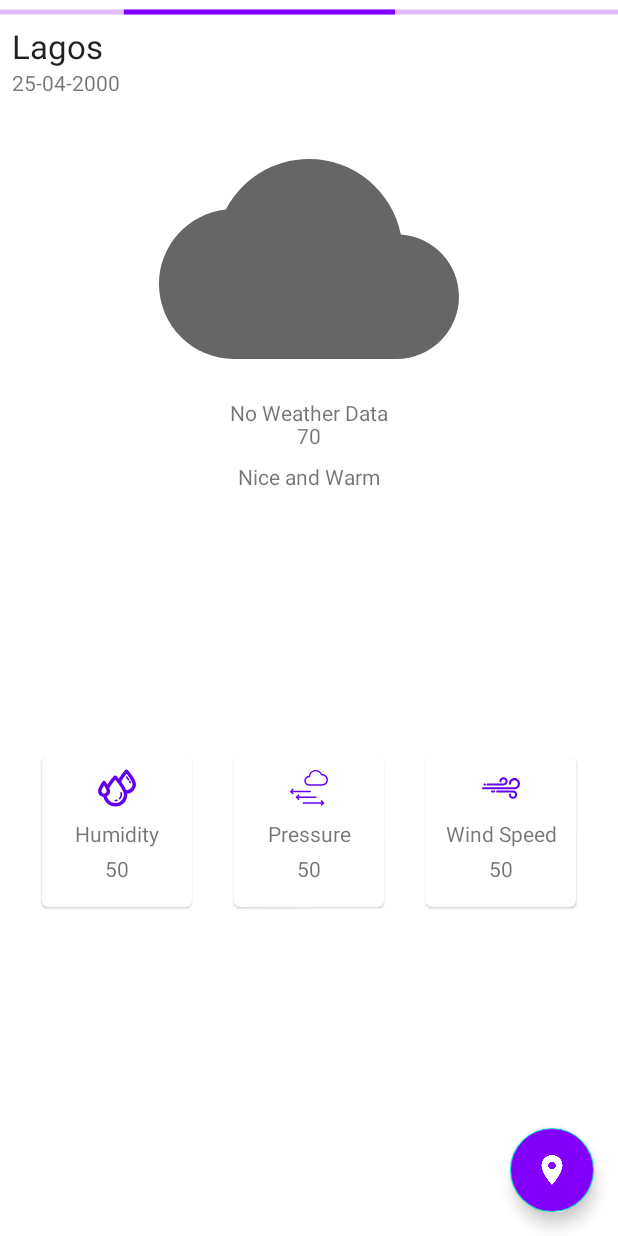
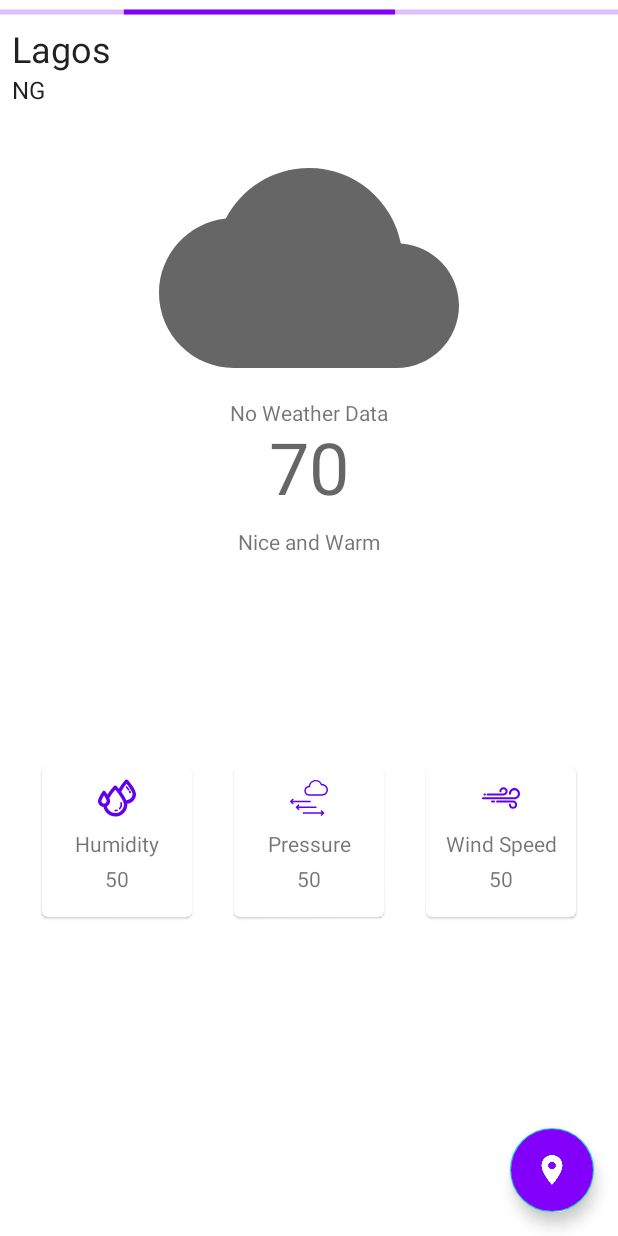
Before and after one commit to rhodeon/WeatherSage, an Android app: the layout fragment_current_forecast.xml on its own in the app's theme, with its tools: preview values and no code run, on a phone screen of 412 x 824 dp. Run offline under Robolectric (Android 15) with nearby library versions, the phone set to English and light mode, and no system bars.

Commit message:
Added country code to the current weather model. Further restructured current weather UI, changing date to country code.

```diff
--- a/app/src/main/java/com/rhodeon/weathersage/api/CurrentWeather.kt
+++ b/app/src/main/java/com/rhodeon/weathersage/api/CurrentWeather.kt
@@ -20,6 +20,8 @@ data class CurrentWeatherDescription(
     val icon: String
 )
 
+data class Sys(val country: String)
+
 data class CurrentWeather(
     // Model of each forecast with name, coordinate and temperature value
     @field:Json(name = "name") val locationName: String,
@@ -27,5 +29,6 @@ data class CurrentWeather(
     @field:Json(name = "main") val forecast: Forecast,
     val wind: Wind,
     @field:Json(name = "dt") val date: Long,
-    val weather: List<CurrentWeatherDescription>
+    val weather: List<CurrentWeatherDescription>,
+    val sys: Sys
 )
--- a/app/src/main/java/com/rhodeon/weathersage/forecast/CurrentForecastFragment.kt
+++ b/app/src/main/java/com/rhodeon/weathersage/forecast/CurrentForecastFragment.kt
@@ -15,8 +15,6 @@ import coil.load
 import com.rhodeon.weathersage.*
 import com.rhodeon.weathersage.api.CurrentWeather
 import com.rhodeon.weathersage.databinding.FragmentCurrentForecastBinding
-import java.text.SimpleDateFormat
-import java.util.*
 
 class CurrentForecastFragment : Fragment() {
     private lateinit var tempDisplaySettingManager: TempDisplaySettingManager
@@ -24,7 +22,6 @@ class CurrentForecastFragment : Fragment() {
     private var _binding: FragmentCurrentForecastBinding? = null
     private val binding get() = _binding!!
     private val viewModel: CurrentForecastViewModel by viewModels()
-    private val DATE_FORMAT = SimpleDateFormat("dd-MM-yyyy")
 
     override fun onCreateView(
         inflater: LayoutInflater,
@@ -59,13 +56,14 @@ class CurrentForecastFragment : Fragment() {
                     viewState.forecast.temp,
                     tempDisplaySettingManager.getPreferredUnit()
                 )
-                binding.dateText.text = DATE_FORMAT.format(Date(viewState.date * 1000))
+//                binding.dateText.text = DATE_FORMAT.format(Date(viewState.date * 1000))
                 val iconId: String = viewState.weather[0].icon
                 binding.currentWeatherIcon.load(parseIconUrl(iconId))
                 binding.currentWeatherIcon.isVisible = true
 
-                binding.currentDescriptionText.text =
-                    "Forecast: ${viewState.weather[0].description}"
+                binding.currentDescriptionText.text = viewState.weather[0].description
+
+                binding.countryCodeText.text = viewState.sys.country
 
                 binding.humidityCard.isVisible = true
                 binding.humidityValue.text = viewState.forecast.humidity.toString()
--- a/app/src/main/res/layout/fragment_current_forecast.xml
+++ b/app/src/main/res/layout/fragment_current_forecast.xml
@@ -13,7 +13,7 @@
         android:layout_height="wrap_content"
         android:layout_marginStart="8dp"
         android:layout_marginTop="16dp"
-        android:textAppearance="@style/TextAppearance.AppCompat.Large"
+        android:textAppearance="@style/TextAppearance.MaterialComponents.Headline5"
         app:layout_constraintStart_toStartOf="parent"
         app:layout_constraintTop_toTopOf="parent"
         tools:text="Lagos" />
@@ -36,19 +36,20 @@
         android:id="@+id/tempValue"
         android:layout_width="wrap_content"
         android:layout_height="wrap_content"
-        android:layout_marginTop="8dp"
+        android:textAppearance="@style/TextAppearance.MaterialComponents.Headline3"
         app:layout_constraintEnd_toEndOf="@+id/current_weather_icon"
         app:layout_constraintStart_toStartOf="@+id/current_weather_icon"
         app:layout_constraintTop_toBottomOf="@+id/current_weather_icon"
         tools:text="70" />
 
     <TextView
-        android:id="@+id/dateText"
+        android:id="@+id/country_code_text"
         android:layout_width="wrap_content"
         android:layout_height="wrap_content"
+        android:textAppearance="@style/TextAppearance.MaterialComponents.Subtitle1"
         app:layout_constraintStart_toStartOf="@+id/location_name"
         app:layout_constraintTop_toBottomOf="@+id/location_name"
-        tools:text="25-04-2000" />
+        tools:text="NG" />
 
     <ImageView
         android:id="@+id/current_weather_icon"
@@ -59,7 +60,7 @@
         android:visibility="invisible"
         app:layout_constraintEnd_toEndOf="parent"
         app:layout_constraintStart_toStartOf="parent"
-        app:layout_constraintTop_toBottomOf="@+id/dateText"
+        app:layout_constraintTop_toBottomOf="@+id/country_code_text"
         tools:ignore="ContentDescription"
         tools:visibility="visible" />
 
@@ -101,11 +102,11 @@
         android:layout_width="100dp"
         android:layout_height="100dp"
         android:visibility="invisible"
-        app:layout_constraintBottom_toBottomOf="parent"
+        app:layout_constraintBottom_toBottomOf="@+id/pressure_card"
         app:layout_constraintEnd_toStartOf="@+id/pressure_card"
         app:layout_constraintHorizontal_bias="0.5"
         app:layout_constraintStart_toStartOf="parent"
-        app:layout_constraintTop_toBottomOf="@+id/current_empty_state_text"
+        app:layout_constraintTop_toTopOf="@+id/pressure_card"
         tools:visibility="visible">
 
         <androidx.constraintlayout.widget.ConstraintLayout
@@ -152,11 +153,11 @@
         android:layout_width="100dp"
         android:layout_height="100dp"
         android:visibility="invisible"
-        app:layout_constraintBottom_toBottomOf="parent"
+        app:layout_constraintBottom_toTopOf="@+id/navigate_to_location_entry_fab"
         app:layout_constraintEnd_toStartOf="@+id/wind_speed_card"
         app:layout_constraintHorizontal_bias="0.5"
         app:layout_constraintStart_toEndOf="@+id/humidity_card"
-        app:layout_constraintTop_toBottomOf="@+id/current_empty_state_text"
+        app:layout_constraintTop_toBottomOf="@+id/current_description_text"
         tools:visibility="visible">
 
         <androidx.constraintlayout.widget.ConstraintLayout
@@ -202,11 +203,11 @@
         android:layout_width="100dp"
         android:layout_height="100dp"
         android:visibility="invisible"
-        app:layout_constraintBottom_toBottomOf="parent"
+        app:layout_constraintBottom_toBottomOf="@+id/pressure_card"
         app:layout_constraintEnd_toEndOf="parent"
         app:layout_constraintHorizontal_bias="0.5"
         app:layout_constraintStart_toEndOf="@+id/pressure_card"
-        app:layout_constraintTop_toBottomOf="@+id/current_empty_state_text"
+        app:layout_constraintTop_toTopOf="@+id/pressure_card"
         tools:visibility="visible">
 
         <androidx.constraintlayout.widget.ConstraintLayout
```
